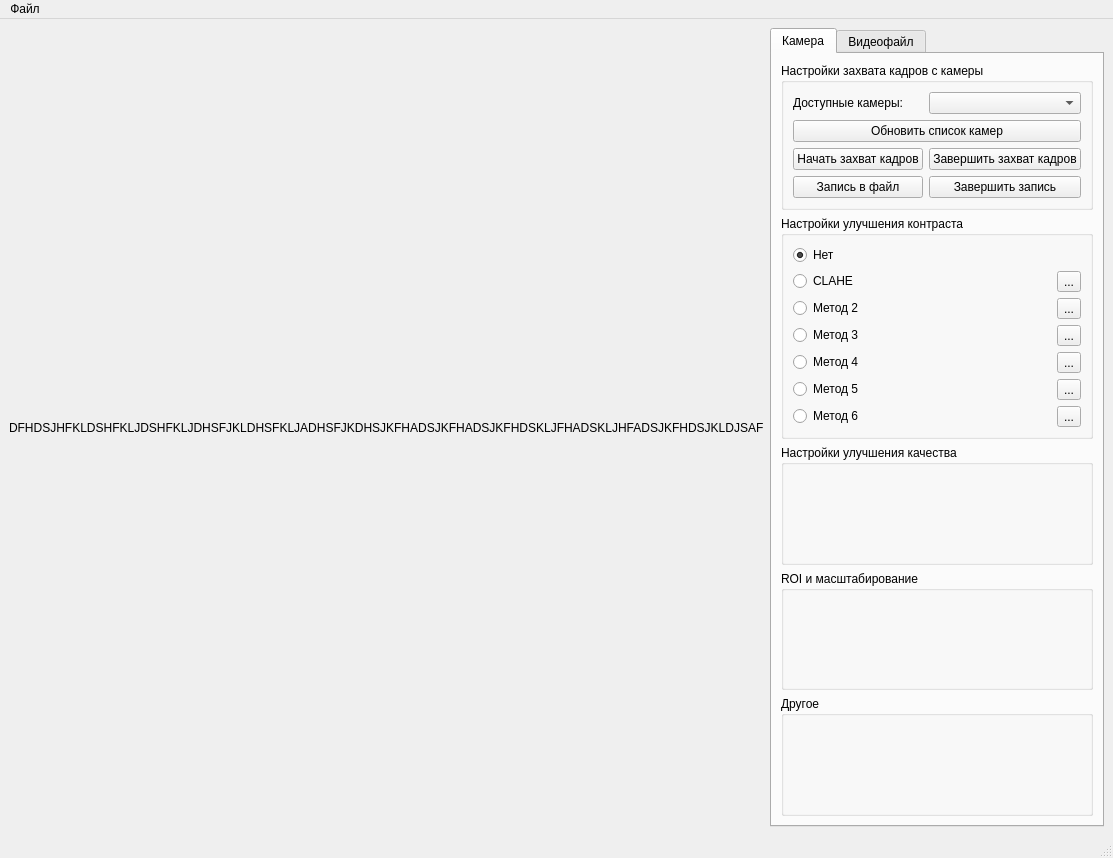
Before: the Qt Designer form ui/main_window.ui in StarAres1/VideoHadler, drawn with Qt 5.
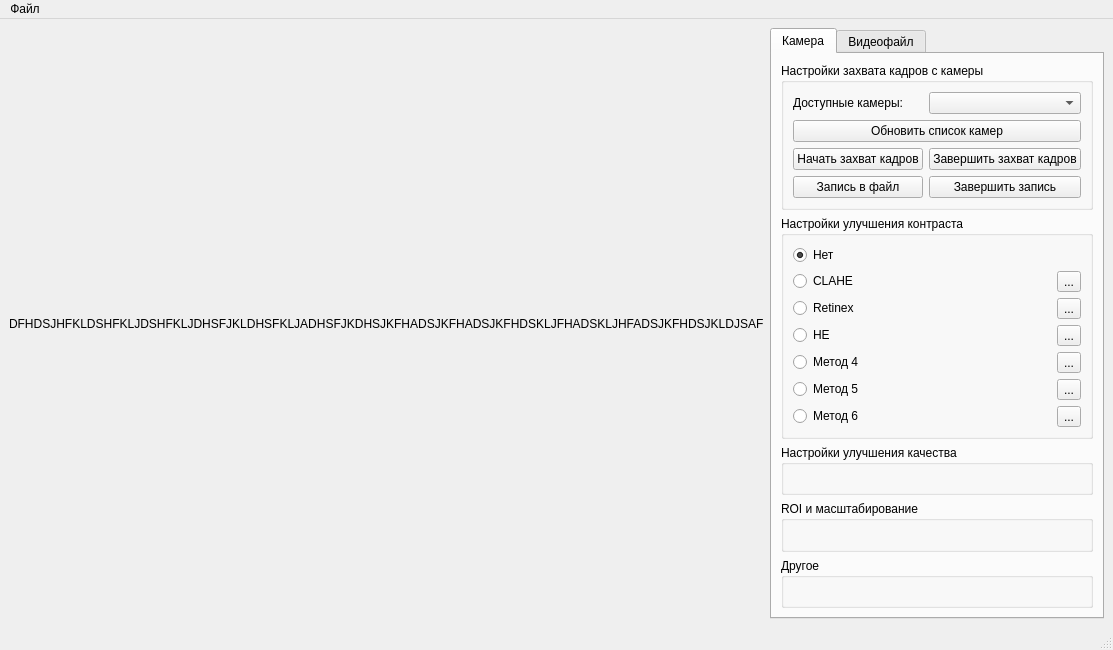
After: the same form once the commit is applied.

Commit message:
Добавлен метод Histogram Equalization и отображение FPS
Retinex слишком медленный для задач реального времени и по-прежнему нужно как-то бороться с шумом на изображении

Вместо Retinex сейчас другой метод улучшения контрастности

```diff
--- a/ui/main_window.ui
+++ b/ui/main_window.ui
@@ -6,8 +6,8 @@
    <rect>
     <x>0</x>
     <y>0</y>
-    <width>1035</width>
-    <height>858</height>
+    <width>1009</width>
+    <height>650</height>
    </rect>
   </property>
   <property name="windowTitle">
@@ -98,7 +98,7 @@
            <item row="4" column="0">
             <widget class="QRadioButton" name="radioButton_3">
              <property name="text">
-              <string>Метод 3</string>
+              <string>HE</string>
              </property>
             </widget>
            </item>
@@ -133,7 +133,7 @@
            <item row="3" column="0">
             <widget class="QRadioButton" name="radioButton_2">
              <property name="text">
-              <string>Метод 2</string>
+              <string>Retinex</string>
              </property>
             </widget>
            </item>
```
Left out of the diff: 10 changed lines with no effect on the pictures. The commit also changes 7 other files.
